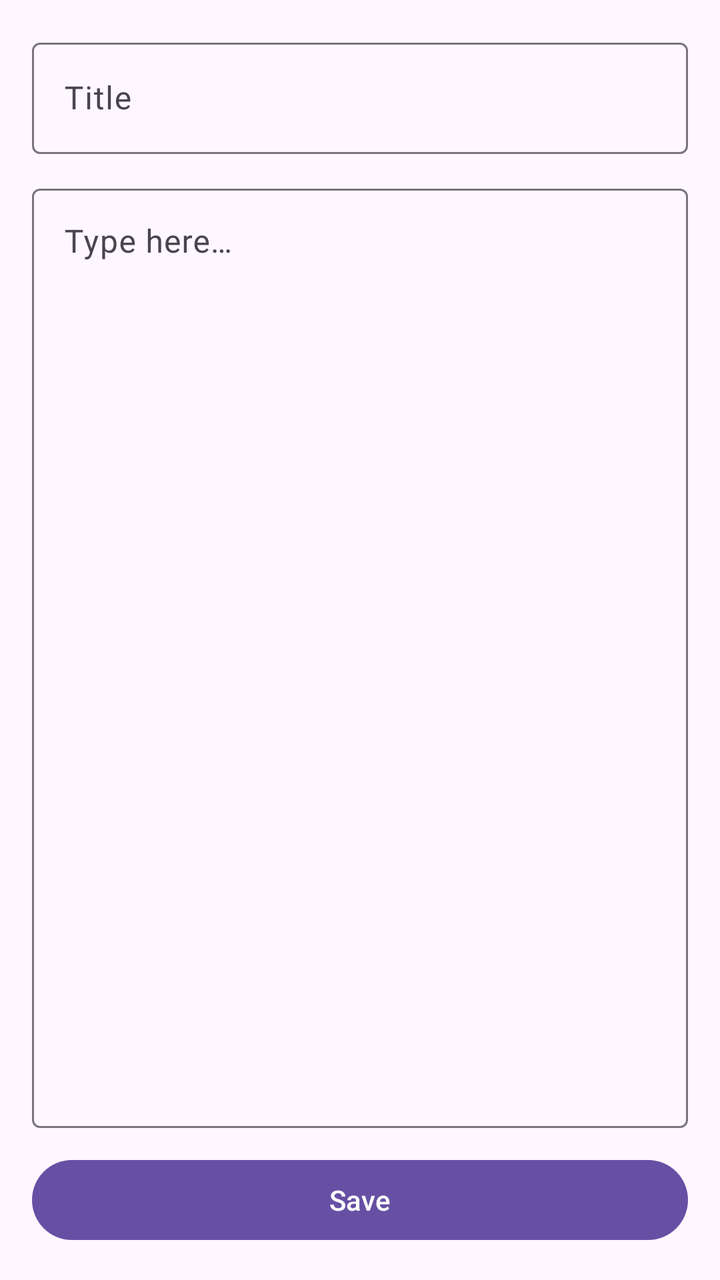
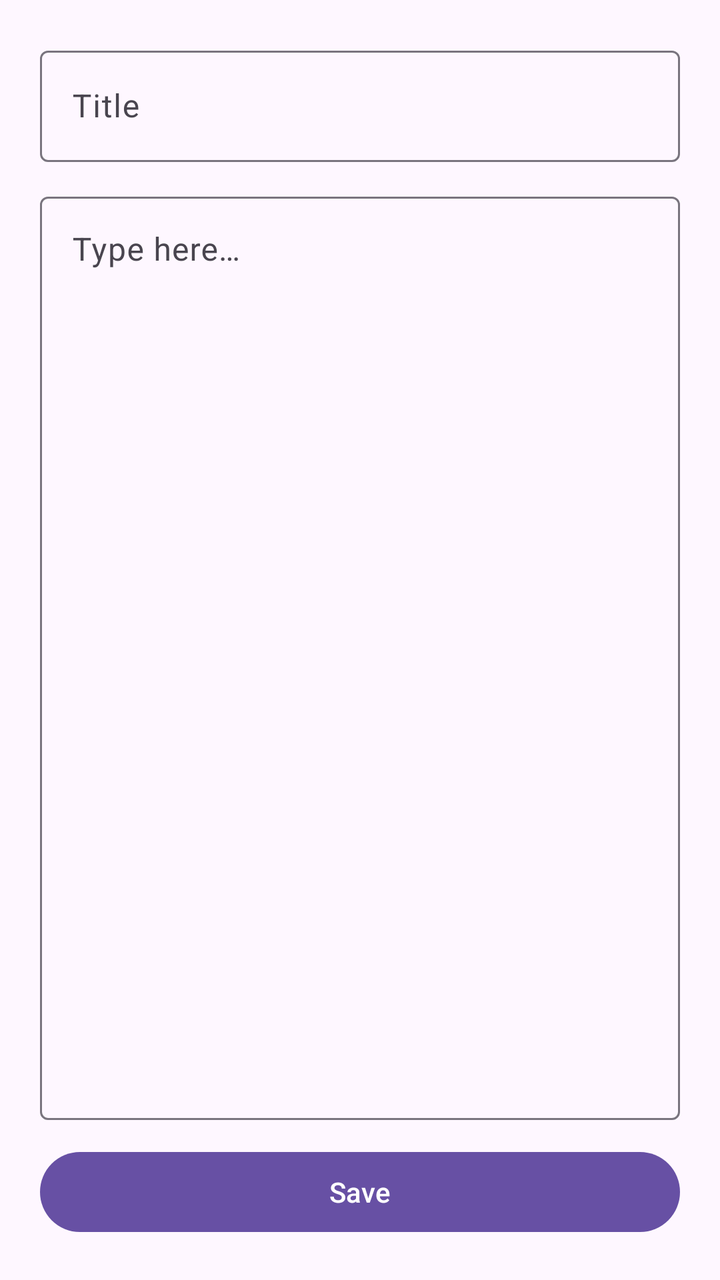

An Android layout rendered at two revisions. The XML below is the earlier revision; the diff shows what the commit changed to produce the second picture.
<!-- AndroidManifest.xml: application theme Theme.SecureNotes -->
<!-- res/layout/activity_note_editor.xml -->
<?xml version="1.0" encoding="utf-8"?>
<LinearLayout
    xmlns:android="http://schemas.android.com/apk/res/android"
    xmlns:app="http://schemas.android.com/apk/res-auto"
    android:layout_width="match_parent"
    android:layout_height="match_parent"
    android:orientation="vertical"
    android:fitsSystemWindows="true"
    android:padding="16dp">

    <com.google.android.material.textfield.TextInputLayout
        android:id="@+id/titleInputLayout"
        style="@style/Widget.Material3.TextInputLayout.OutlinedBox"
        android:layout_width="match_parent"
        android:layout_height="wrap_content"
        android:hint="@string/hint_note_title">

        <com.google.android.material.textfield.TextInputEditText
            android:id="@+id/titleInput"
            android:layout_width="match_parent"
            android:layout_height="wrap_content"
            android:maxLines="1" />

    </com.google.android.material.textfield.TextInputLayout>

    <com.google.android.material.textfield.TextInputLayout
        style="@style/Widget.Material3.TextInputLayout.OutlinedBox"
        android:layout_width="match_parent"
        android:layout_height="0dp"
        android:layout_weight="1"
        android:layout_marginTop="12dp"
        android:hint="@string/hint_note_content">

        <com.google.android.material.textfield.TextInputEditText
            android:id="@+id/contentInput"
            android:layout_width="match_parent"
            android:layout_height="match_parent"
            android:gravity="top|start"
            android:inputType="textMultiLine" />

    </com.google.android.material.textfield.TextInputLayout>

    <com.google.android.material.button.MaterialButton
        android:id="@+id/saveButton"
        android:layout_width="match_parent"
        android:layout_height="wrap_content"
        android:layout_marginTop="12dp"
        android:text="@string/action_save" />

</LinearLayout>
<!-- resources referenced by this layout -->
<resources>
  <string name="action_save">Save</string>
  <string name="hint_note_content">Type here…</string>
  <string name="hint_note_title">Title</string>
  <style name="Theme.SecureNotes" parent="Base.Theme.SecureNotes" />
  <style name="Base.Theme.SecureNotes" parent="Theme.Material3.DayNight.NoActionBar">
          
          
      </style>
</resources>

<!-- the commit's change to res/layout/activity_note_editor.xml (unified diff, before → after) -->
@@ -5,14 +5,16 @@
     android:layout_width="match_parent"
     android:layout_height="match_parent"
     android:orientation="vertical"
-    android:fitsSystemWindows="true"
-    android:padding="16dp">
+    android:fitsSystemWindows="true">
 
     <com.google.android.material.textfield.TextInputLayout
         android:id="@+id/titleInputLayout"
         style="@style/Widget.Material3.TextInputLayout.OutlinedBox"
         android:layout_width="match_parent"
         android:layout_height="wrap_content"
+        android:layout_marginStart="20dp"
+        android:layout_marginTop="20dp"
+        android:layout_marginEnd="20dp"
         android:hint="@string/hint_note_title">
 
         <com.google.android.material.textfield.TextInputEditText
@@ -28,7 +30,9 @@
         android:layout_width="match_parent"
         android:layout_height="0dp"
         android:layout_weight="1"
+        android:layout_marginStart="20dp"
         android:layout_marginTop="12dp"
+        android:layout_marginEnd="20dp"
         android:hint="@string/hint_note_content">
 
         <com.google.android.material.textfield.TextInputEditText
@@ -44,7 +48,10 @@
         android:id="@+id/saveButton"
         android:layout_width="match_parent"
         android:layout_height="wrap_content"
+        android:layout_marginStart="20dp"
         android:layout_marginTop="12dp"
+        android:layout_marginEnd="20dp"
+        android:layout_marginBottom="20dp"
         android:text="@string/action_save" />
 
 </LinearLayout>
